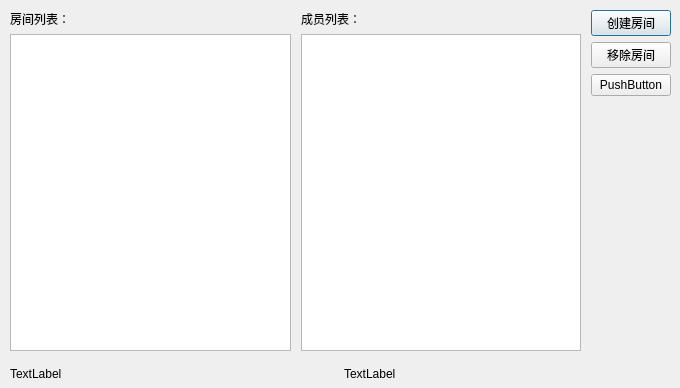
Old version of the form Server/dialog.ui in the repository luzhlon/game.
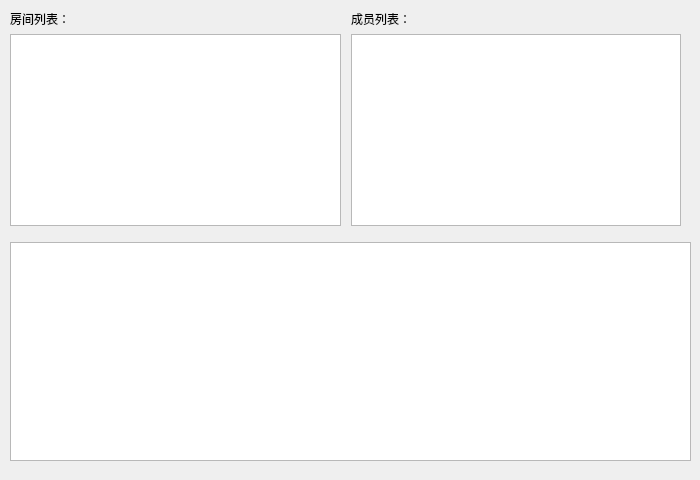
New version of the form.

Diff of the .ui file:
```diff
--- a/Server/dialog.ui
+++ b/Server/dialog.ui
@@ -6,10 +6,22 @@
    <rect>
     <x>0</x>
     <y>0</y>
-    <width>680</width>
-    <height>388</height>
+    <width>700</width>
+    <height>480</height>
    </rect>
   </property>
+  <property name="minimumSize">
+   <size>
+    <width>700</width>
+    <height>480</height>
+   </size>
+  </property>
+  <property name="maximumSize">
+   <size>
+    <width>700</width>
+    <height>480</height>
+   </size>
+  </property>
   <property name="windowTitle">
    <string>GameServer</string>
   </property>
@@ -24,8 +36,8 @@
     <rect>
      <x>0</x>
      <y>0</y>
-     <width>681</width>
-     <height>391</height>
+     <width>701</width>
+     <height>471</height>
     </rect>
    </property>
    <layout class="QVBoxLayout" name="verticalLayout_5">
@@ -113,77 +125,20 @@
         </item>
        </layout>
       </item>
-      <item>
-       <layout class="QVBoxLayout" name="verticalLayout_4">
-        <item>
-         <widget class="QPushButton" name="button_create">
-          <property name="text">
-           <string>创建房间</string>
-          </property>
-         </widget>
-        </item>
-        <item>
-         <widget class="QPushButton" name="button_remove">
-          <property name="text">
-           <string>移除房间</string>
-          </property>
-         </widget>
-        </item>
-        <item>
-         <widget class="QPushButton" name="pushButton_3">
-          <property name="sizePolicy">
-           <sizepolicy hsizetype="Minimum" vsizetype="Fixed">
-            <horstretch>0</horstretch>
-            <verstretch>0</verstretch>
-           </sizepolicy>
-          </property>
-          <property name="layoutDirection">
-           <enum>Qt::LeftToRight</enum>
-          </property>
-          <property name="autoFillBackground">
-           <bool>false</bool>
-          </property>
-          <property name="text">
-           <string>PushButton</string>
-          </property>
-         </widget>
-        </item>
-        <item>
-         <spacer name="verticalSpacer">
-          <property name="orientation">
-           <enum>Qt::Vertical</enum>
-          </property>
-          <property name="sizeHint" stdset="0">
-           <size>
-            <width>20</width>
-            <height>40</height>
-           </size>
-          </property>
-         </spacer>
-        </item>
-       </layout>
-      </item>
      </layout>
     </item>
+    <item>
+     <widget class="QTextEdit" name="text_output">
+      <property name="readOnly">
+       <bool>true</bool>
+      </property>
+     </widget>
+    </item>
     <item>
      <layout class="QHBoxLayout" name="horizontalLayout_2">
       <property name="topMargin">
        <number>0</number>
       </property>
-      <item>
-       <widget class="QLabel" name="label1">
-        <property name="text">
-         <string>TextLabel</string>
-        </property>
-       </widget>
-      </item>
-      <item>
-       <widget class="QLabel" name="label2">
-        <property name="text">
-         <string>TextLabel</string>
-        </property>
-       </widget>
-      </item>
      </layout>
     </item>
    </layout>
```
Left out of the diff: 3 changed lines with no effect on the pictures.
